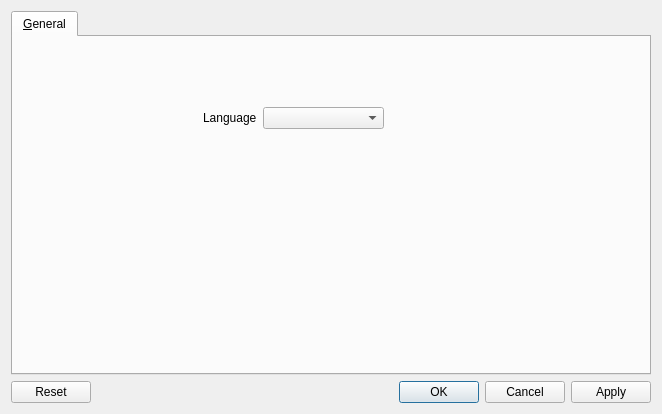
This is appconfigdialog.ui in ty0x2333/TyLauncher as Qt 5 draws it before an edit. The edited form follows.
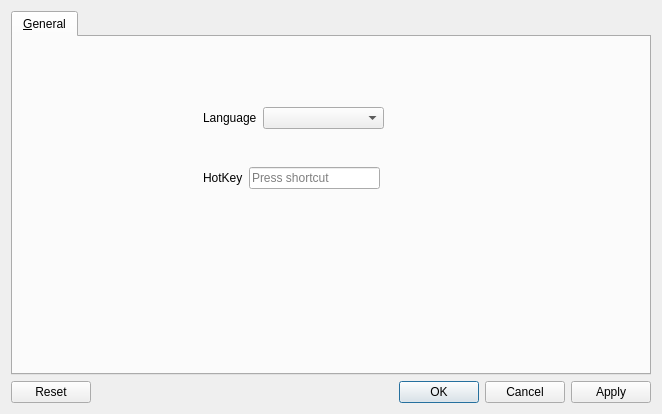
This is the edited form.

Commit message: A  AppConfigDialog Hot Key.

```diff
--- a/appconfigdialog.ui
+++ b/appconfigdialog.ui
@@ -45,6 +45,28 @@
         </item>
        </layout>
       </widget>
+      <widget class="QWidget" name="">
+       <property name="geometry">
+        <rect>
+         <x>190</x>
+         <y>130</y>
+         <width>177</width>
+         <height>22</height>
+        </rect>
+       </property>
+       <layout class="QFormLayout" name="formLayout_2">
+        <item row="0" column="0">
+         <widget class="QLabel" name="label_2">
+          <property name="text">
+           <string>HotKey</string>
+          </property>
+         </widget>
+        </item>
+        <item row="0" column="1">
+         <widget class="QKeySequenceEdit" name="hotKeySequenceEdit"/>
+        </item>
+       </layout>
+      </widget>
      </widget>
     </widget>
    </item>
```
The commit also changes 2 other files.
